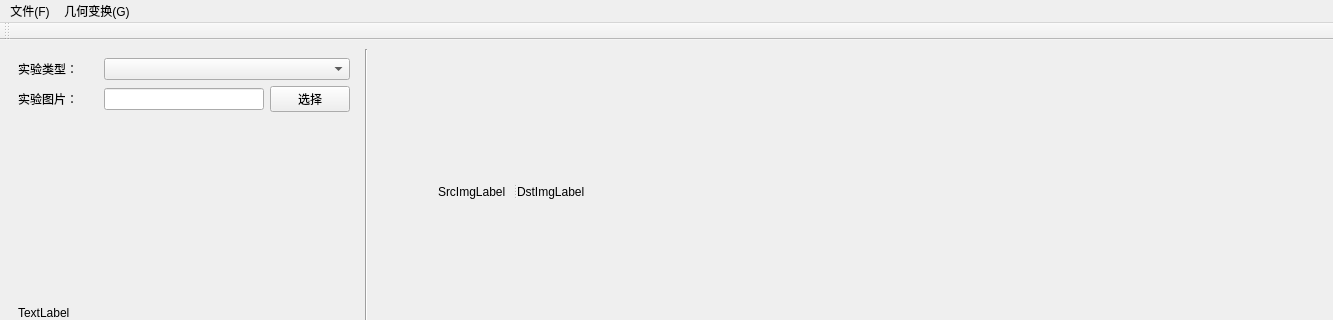
Before: the Qt Designer form DLMainWindow.ui in Edward-HE/SDUWH_DIP_2020, drawn with Qt 5; both pictures show x 0 to 1333 and y 0 to 320 of the 1333 by 579 pixel window.
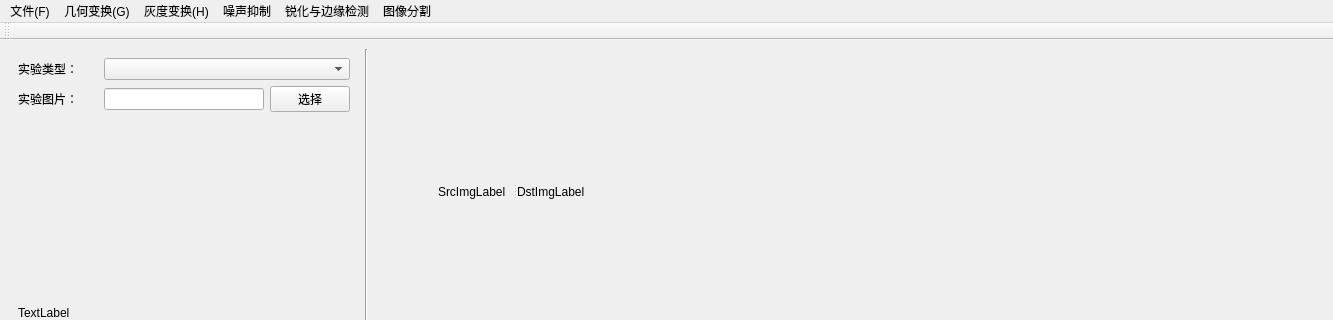
After: the same form once the commit is applied.

Diff of the .ui file:
```diff
--- a/DLMainWindow.ui
+++ b/DLMainWindow.ui
@@ -181,7 +181,7 @@
      <x>0</x>
      <y>0</y>
      <width>1333</width>
-     <height>34</height>
+     <height>30</height>
     </rect>
    </property>
    <widget class="QMenu" name="menu">
@@ -202,8 +202,35 @@
     <addaction name="action_mirror"/>
     <addaction name="action_translation"/>
    </widget>
+   <widget class="QMenu" name="menu_H">
+    <property name="title">
+     <string>灰度变换(H)</string>
+    </property>
+    <addaction name="action_grayscale"/>
+    <addaction name="action_hist"/>
+    <addaction name="action_balance"/>
+   </widget>
+   <widget class="QMenu" name="menu_3">
+    <property name="title">
+     <string>噪声抑制</string>
+    </property>
+   </widget>
+   <widget class="QMenu" name="menu_4">
+    <property name="title">
+     <string>锐化与边缘检测</string>
+    </property>
+   </widget>
+   <widget class="QMenu" name="menu_5">
+    <property name="title">
+     <string>图像分割</string>
+    </property>
+   </widget>
    <addaction name="menu"/>
    <addaction name="menu_G"/>
+   <addaction name="menu_H"/>
+   <addaction name="menu_3"/>
+   <addaction name="menu_4"/>
+   <addaction name="menu_5"/>
   </widget>
   <widget class="QStatusBar" name="statusbar"/>
   <widget class="QToolBar" name="toolBar">
```
Left out of the diff: 15 changed lines with no effect on the pictures.
